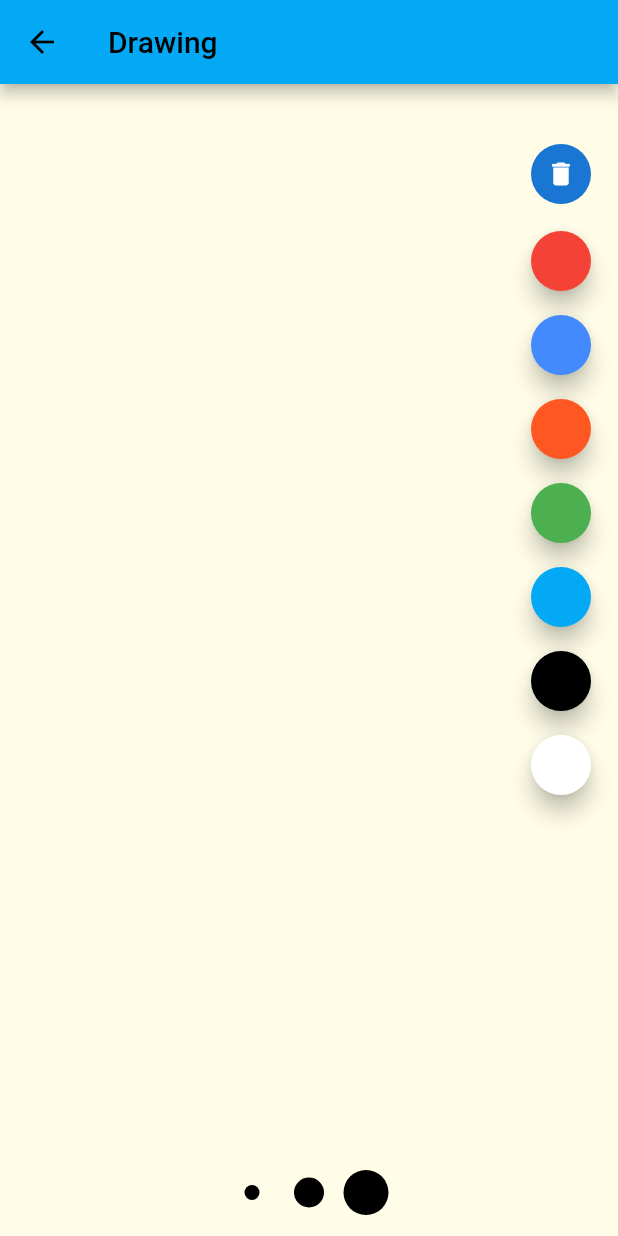
After one commit to stansidel/emobook, a Flutter app: the DrawingPage screen opened by its route, after a tap on the "delete" icon, on a phone screen of 412 x 824 dp. The commit adds this screen. Run offline on Flutter 3.47's test engine with Material 2 defaults, Android fonts, the phone set to English and light mode, and no system bars; our stand-ins replace flutter_svg, freezed_annotation, image_gallery_saver, image_picker, nanoid; generated files the repository leaves out were written again.

Commit message:
Drawing fixes, more localization and delete confirmations

```diff
--- a/lib/emo_app.dart
+++ b/lib/emo_app.dart
@@ -1,6 +1,7 @@
 import 'package:emobook/models/emo_theme.dart';
 import 'package:emobook/repositories/day_entries_repository.dart';
 import 'package:emobook/widgets/day_entry_edit_page.dart';
+import 'package:emobook/widgets/drawing/drawing_page.dart';
 import 'package:emobook/widgets/entries_list_page.dart';
 import 'package:emobook/widgets/select_emotions_page.dart';
 import 'package:flutter/material.dart';
@@ -36,6 +37,7 @@ class _EmoAppState extends State<EmoApp> {
                 repository: _dayEntriesRepository, options: _getArg(settings)),
             SelectEmotionsPage.routeName: (context) =>
                 SelectEmotionsPage(selectedEmotions: _getArg(settings)),
+            DrawingPage.routeName: (context) => const DrawingPage(),
           };
           WidgetBuilder builder = routes[settings.name]!;
           return MaterialPageRoute(builder: (ctx) => builder(ctx));
--- a/lib/models/emo_theme.dart
+++ b/lib/models/emo_theme.dart
@@ -20,6 +20,8 @@ class _EmoThemeWidget extends InheritedWidget {
 class EmoTheme with _$EmoTheme {
   const factory EmoTheme({
     required Color listHeaderBgColor,
+    required Color dismissDeleteBgColor,
+    required Color dismissDeleteFgColor,
     required Color primaryColor,
     required Color primaryVariantColor,
     required Color secondaryColor,
@@ -35,12 +37,18 @@ class EmoTheme with _$EmoTheme {
     required Brightness brightness,
   }) = _EmoTheme;
 
-  factory EmoTheme.fromPrimaryColor(
-      {required Color primaryColor, required Color listHeaderBgColor}) {
+  factory EmoTheme.fromPrimaryColor({
+    required Color primaryColor,
+    required Color listHeaderBgColor,
+    Color? dismissDeleteBgColor,
+    Color? dismissDeleteFgColor,
+  }) {
     final scheme =
         ColorScheme.fromSwatch(primarySwatch: primaryColor.materialColor);
     return EmoTheme(
       listHeaderBgColor: listHeaderBgColor,
+      dismissDeleteBgColor: dismissDeleteBgColor ?? scheme.error,
+      dismissDeleteFgColor: dismissDeleteFgColor ?? scheme.onError,
       primaryColor: primaryColor,
       primaryVariantColor: scheme.primaryVariant,
       secondaryColor: scheme.secondary,
--- /dev/null
+++ b/lib/widgets/drawing/drawing_page.dart
@@ -0,0 +1,314 @@
+import 'dart:async';
+import 'dart:developer';
+import 'dart:typed_data';
+import 'dart:ui' as ui;
+import 'dart:math' as math;
+
+import 'drawn_line.dart';
+import 'sketcher.dart';
+import 'package:flutter/material.dart';
+import 'package:flutter/rendering.dart';
+import 'package:image_gallery_saver/image_gallery_saver.dart';
+import 'package:flutter_gen/gen_l10n/app_localizations.dart';
+
+class DrawingPageImageData {
+  final String extension;
+  final Uint8List data;
+
+  const DrawingPageImageData({required this.extension, required this.data});
+}
+
+class DrawingPage extends StatefulWidget {
+  static const routeName = '/drawing';
+
+  const DrawingPage({Key? key}) : super(key: key);
+
+  @override
+  _DrawingPageState createState() => _DrawingPageState();
+}
+
+class _DrawingPageState extends State<DrawingPage> {
+  final _globalKey = GlobalKey();
+  List<DrawnLine> lines = <DrawnLine>[];
+  DrawnLine? line;
+  Color selectedColor = Colors.black;
+  double selectedWidth = 5.0;
+
+  StreamController<List<DrawnLine>> linesStreamController =
+      StreamController<List<DrawnLine>>.broadcast();
+  StreamController<DrawnLine> currentLineStreamController =
+      StreamController<DrawnLine>.broadcast();
+
+  @override
+  Widget build(BuildContext context) {
+    return WillPopScope(
+      onWillPop: () async {
+        try {
+          final bytes = await getImageBytes();
+          if (bytes != null) {
+            Navigator.pop(
+                context, DrawingPageImageData(data: bytes, extension: 'png'));
+          }
+        } catch (e) {
+          log('Unable to pass the image back. Error: $e');
+        }
+        return true;
+      },
+      child: Scaffold(
+        backgroundColor: Colors.yellow[50],
+        appBar: AppBar(
+          title: Text(AppLocalizations.of(context)!.drawingPage_title),
+        ),
+        body: Stack(
+          alignment: Alignment.bottomCenter,
+          children: [
+            _buildAllPaths(context),
+            _buildCurrentPath(context),
+            _buildStrokeToolbar(),
+            _buildColorToolbar(),
+          ],
+        ),
+      ),
+    );
+  }
+
+  Future<void> saveToGallery() async {
+    try {
+      final pngBytes = await getImageBytes();
+      if (pngBytes == null) {
+        return;
+      }
+      var saved = await ImageGallerySaver.saveImage(
+        pngBytes,
+        quality: 100,
+        name: DateTime.now().toIso8601String() + ".png",
+        isReturnImagePathOfIOS: true,
+      );
+      log('Saved: $saved');
+    } catch (e) {
+      log(e.toString());
+    }
+  }
+
+  Future<Uint8List?> getImageBytes() async {
+    final boundary =
+        _globalKey.currentContext?.findRenderObject() as RenderRepaintBoundary?;
+    if (boundary == null) {
+      return null;
+    }
+    ui.Image image = await boundary.toImage();
+    final byteData = await image.toByteData(format: ui.ImageByteFormat.png);
+    if (byteData == null) {
+      return null;
+    }
+    Uint8List pngBytes = byteData.buffer.asUint8List();
+    return pngBytes;
+  }
+
+  Future<void> clear() async {
+    setState(() {
+      lines = [];
+      line = null;
+    });
+  }
+
+  Widget _buildCurrentPath(BuildContext context) {
+    return GestureDetector(
+      onPanStart: _onPanStart,
+      onPanUpdate: _onPanUpdate,
+      onPanEnd: _onPanEnd,
+      child: RepaintBoundary(
+        child: Container(
+          width: MediaQuery.of(context).size.width,
+          height: MediaQuery.of(context).size.height,
+          padding: const EdgeInsets.all(4.0),
+          color: Colors.transparent,
+          alignment: Alignment.topLeft,
+          child: StreamBuilder<DrawnLine>(
+            stream: currentLineStreamController.stream,
+            builder: (context, snapshot) {
+              return CustomPaint(
+                painter: Sketcher(
+                  lines: [if (line != null) line!],
+                ),
+              );
+            },
+          ),
+        ),
+      ),
+    );
+  }
+
+  Widget _buildAllPaths(BuildContext context) {
+    return RepaintBoundary(
+      key: _globalKey,
+      child: Container(
+        width: MediaQuery.of(context).size.width,
+        height: MediaQuery.of(context).size.height,
+        color: Colors.transparent,
+        padding: const EdgeInsets.all(4.0),
+        alignment: Alignment.topLeft,
+        child: StreamBuilder<List<DrawnLine>>(
+          stream: linesStreamController.stream,
+          builder: (context, snapshot) {
+            return CustomPaint(
+              painter: Sketcher(
+                lines: lines,
+              ),
+            );
+          },
+        ),
+      ),
+    );
+  }
+
+  void _onPanStart(DragStartDetails details) {
+    final box = _globalKey.currentContext?.findRenderObject();
+    if (box is! RenderBox) {
+      return;
+    }
+    Offset point = box.globalToLocal(details.globalPosition);
+    line = DrawnLine([point], selectedColor, selectedWidth);
+  }
+
+  void _onPanUpdate(DragUpdateDetails details) {
+    final box = _globalKey.currentContext?.findRenderObject();
+    if (box is! RenderBox) {
+      return;
+    }
+    Offset point = box.globalToLocal(details.globalPosition);
+
+    final line = this.line;
+    if (line == null) {
+      return;
+    }
+
+    List<Offset> path = List.from(line.path)..add(point);
+    this.line = DrawnLine(path, selectedColor, selectedWidth);
+    currentLineStreamController.add(line);
+  }
+
+  void _onPanEnd(DragEndDetails details) {
+    final line = this.line;
+    if (line == null) {
+      return;
+    }
+
+    lines = List.from(lines)..add(line);
+
+    linesStreamController.add(lines);
+  }
+
+  Widget _buildStrokeToolbar() {
+    return Positioned(
+      bottom: 10,
+      child: Row(
+        mainAxisSize: MainAxisSize.min,
+        crossAxisAlignment: CrossAxisAlignment.center,
+        mainAxisAlignment: MainAxisAlignment.center,
+        children: [
+          _buildStrokeButton(5.0),
+          _buildStrokeButton(10.0),
+          _buildStrokeButton(15.0),
+        ],
+      ),
+    );
+  }
+
+  Widget _buildStrokeButton(double strokeWidth) {
+    final containerWidth = math.max(strokeWidth * 2, 38.0);
+    return GestureDetector(
+      onTap: () {
+        setState(() {
+          selectedWidth = strokeWidth;
+        });
+      },
+      child: SizedBox(
+        width: containerWidth,
+        height: containerWidth,
+        child: Center(
+          child: Padding(
+            padding: const EdgeInsets.all(4.0),
+            child: Container(
+              width: strokeWidth * 2,
+              height: strokeWidth * 2,
+              decoration: BoxDecoration(
+                  color: selectedColor, borderRadius: BorderRadius.circular(50.0)),
+            ),
+          ),
+        ),
+      ),
+    );
+  }
+
+  Widget _buildColorToolbar() {
+    return Positioned(
+      top: 40.0,
+      right: 10.0,
+      child: Column(
+        crossAxisAlignment: CrossAxisAlignment.center,
+        mainAxisAlignment: MainAxisAlignment.start,
+        children: [
+          _buildClearButton(),
+          const Divider(
+            height: 10.0,
+          ),
+          // buildSaveButton(),
+          // Divider(
+          //   height: 20.0,
+          // ),
+          _buildColorButton(Colors.red),
+          _buildColorButton(Colors.blueAccent),
+          _buildColorButton(Colors.deepOrange),
+          _buildColorButton(Colors.green),
+          _buildColorButton(Colors.lightBlue),
+          _buildColorButton(Colors.black),
+          _buildColorButton(Colors.white),
+        ],
+      ),
+    );
+  }
+
+  Widget _buildColorButton(Color color) {
+    return Padding(
+      padding: const EdgeInsets.all(4.0),
+      child: FloatingActionButton(
+        heroTag: null,
+        mini: true,
+        backgroundColor: color,
+        child: Container(),
+        onPressed: () {
+          setState(() {
+            selectedColor = color;
+          });
+        },
+      ),
+    );
+  }
+
+  // Widget _buildSaveButton() {
+  //   return GestureDetector(
+  //     onTap: saveToGallery,
+  //     child: const CircleAvatar(
+  //       child: Icon(
+  //         Icons.save,
+  //         size: 20.0,
+  //         color: Colors.white,
+  //       ),
+  //     ),
+  //   );
+  // }
+
+  Widget _buildClearButton() {
+    return GestureDetector(
+      onTap: clear,
+      child: const CircleAvatar(
+        child: Icon(
+          Icons.delete,
+          size: 20.0,
+          color: Colors.white,
+        ),
+      ),
+    );
+  }
+}
--- /dev/null
+++ b/lib/widgets/drawing/drawn_line.dart
@@ -0,0 +1,9 @@
+import 'package:flutter/material.dart';
+
+class DrawnLine {
+  final List<Offset> path;
+  final Color color;
+  final double width;
+
+  DrawnLine(this.path, this.color, this.width);
+}
--- /dev/null
+++ b/lib/widgets/drawing/sketcher.dart
@@ -0,0 +1,29 @@
+import 'drawn_line.dart';
+import 'package:flutter/material.dart';
+
+class Sketcher extends CustomPainter {
+  final List<DrawnLine> lines;
+
+  Sketcher({required this.lines});
+
+  @override
+  void paint(Canvas canvas, Size size) {
+    Paint paint = Paint()
+      ..color = Colors.redAccent
+      ..strokeCap = StrokeCap.round
+      ..strokeWidth = 5.0;
+
+    for (int i = 0; i < lines.length; ++i) {
+      for (int j = 0; j < lines[i].path.length - 1; ++j) {
+        paint.color = lines[i].color;
+        paint.strokeWidth = lines[i].width;
+        canvas.drawLine(lines[i].path[j], lines[i].path[j + 1], paint);
+      }
+    }
+  }
+
+  @override
+  bool shouldRepaint(Sketcher oldDelegate) {
+    return true;
+  }
+}
--- a/pubspec.yaml
+++ b/pubspec.yaml
@@ -50,6 +50,7 @@ dependencies:
   nanoid:
   path_provider:
   path:
+  image_gallery_saver:
 
 dev_dependencies:
   flutter_test:
```
Also changed, not shown: lib/l10n/app_en.arb (+8 -1 lines), lib/l10n/app_ru.arb (+8 -1 lines), lib/repositories/day_entries_repository.dart (+50 -1 lines), lib/widgets/day_entry_edit_page.dart (+107 -13 lines), lib/widgets/entries_list_page.dart (+26 -2 lines).
